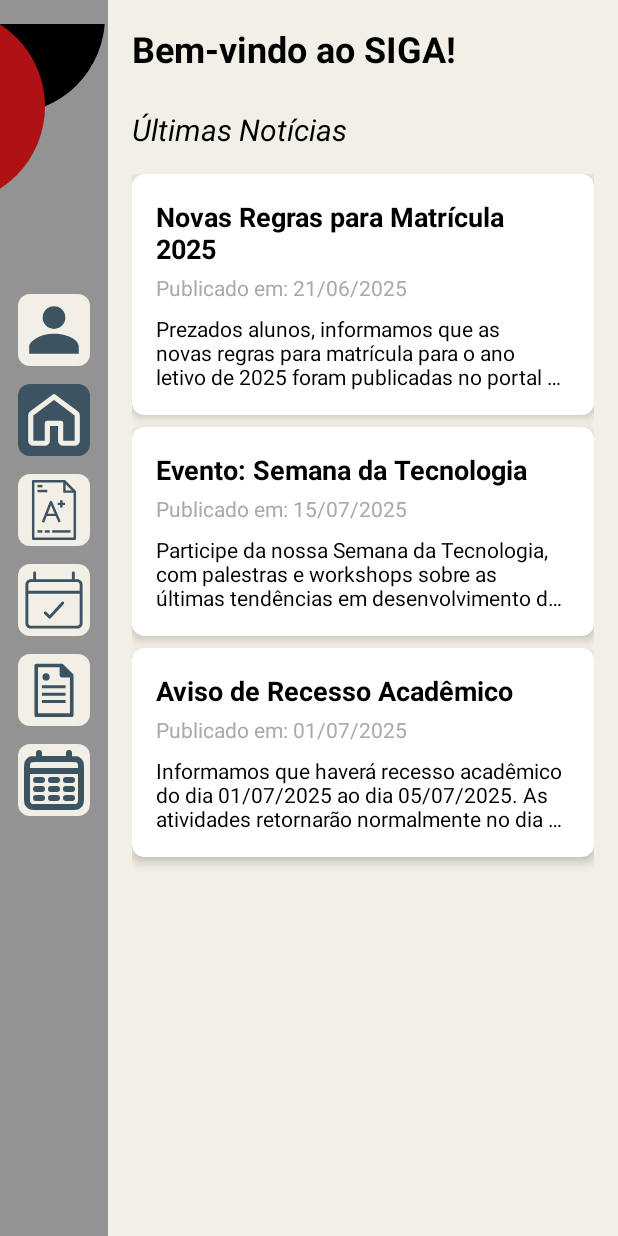
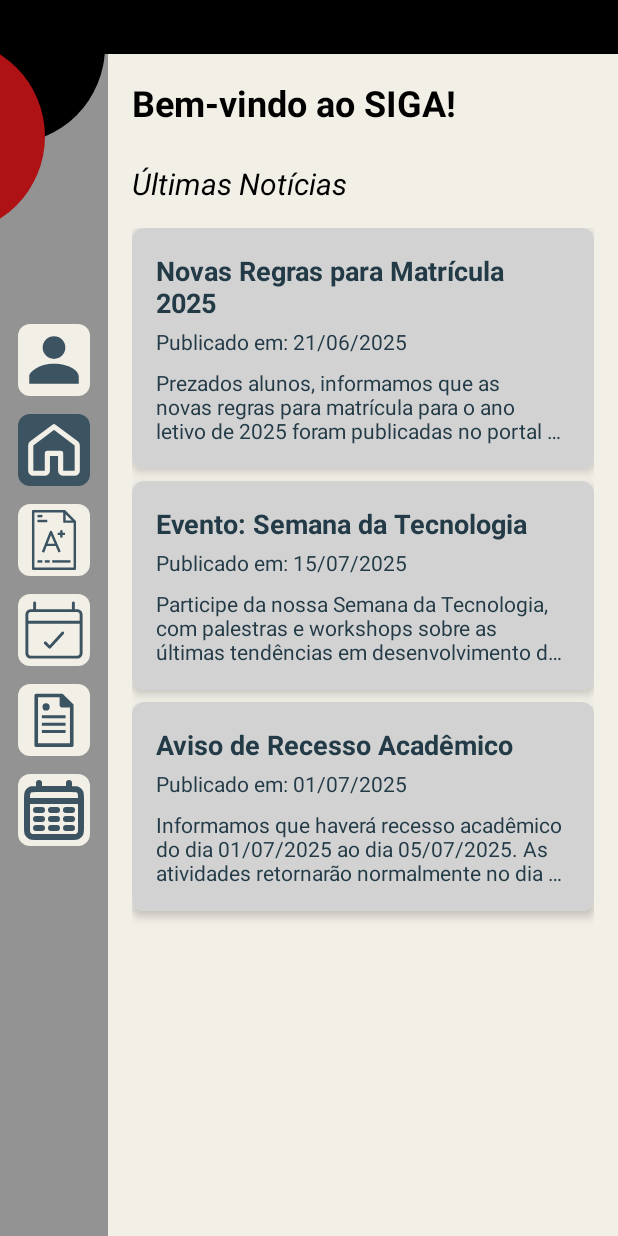
Before and after one commit to danielpr-lima/app-siga, an Android app: the MainActivity screen opened directly, with no data from a screen before it, on a phone screen of 412 x 824 dp. Run offline under Robolectric (Android 15) with nearby library versions, the phone set to English and light mode, and no system bars.

Commit message:
feat: Implementação das cores dos cards das recyclerviews

```diff
--- a/app/src/main/AndroidManifest.xml
+++ b/app/src/main/AndroidManifest.xml
@@ -12,14 +12,15 @@
         android:roundIcon="@mipmap/ic_launcher_round"
         android:supportsRtl="true"
         android:theme="@style/Theme.Orgs.NoActionBar"
-        android:usesCleartextTraffic="true"> <activity
+        android:usesCleartextTraffic="true">
+        <activity
             android:name=".LoginActivity"
             android:exported="true">
             <intent-filter>
                 <action android:name="android.intent.action.MAIN" />
                 <category android:name="android.intent.category.LAUNCHER" />
             </intent-filter>
-    </activity>
+    '   </activity>
 
         <activity android:name=".MainActivity" />
 
--- a/app/src/main/res/layout/activity_login.xml
+++ b/app/src/main/res/layout/activity_login.xml
@@ -4,6 +4,8 @@
     android:layout_width="match_parent"
     android:layout_height="match_parent"
     android:background="#F2EFE7">
+
+
 
     <!-- Círculo Preto -->
 
--- a/app/src/main/res/layout/activity_main.xml
+++ b/app/src/main/res/layout/activity_main.xml
@@ -6,19 +6,40 @@
     android:layout_width="match_parent"
     android:layout_height="match_parent">
 
+    <androidx.appcompat.widget.Toolbar
+        android:id="@+id/main_toolbar"
+        android:layout_width="0dp"
+        android:layout_height="36dp"
+        android:background="@color/black"
+        android:theme="@style/ThemeOverlay.AppCompat.Dark.ActionBar"
+        app:titleTextColor="?attr/colorOnPrimary"
+        app:layout_constraintTop_toTopOf="parent"
+        app:layout_constraintStart_toStartOf="parent"
+        app:layout_constraintEnd_toEndOf="parent"     />
+
     <LinearLayout
         android:id="@+id/menuLateral"
         android:layout_width="72dp"
-        android:layout_height="match_parent"
+        android:layout_height="0dp"
         android:orientation="vertical"
         android:background="@color/bg_menu"
-        android:paddingTop="16dp"
         app:layout_constraintStart_toStartOf="parent"
-        app:layout_constraintTop_toTopOf="parent"
+        app:layout_constraintTop_toBottomOf="@id/main_toolbar"
         app:layout_constraintBottom_toBottomOf="parent">
 
-        <View android:id="@+id/circleBlack" android:layout_width="130dp" android:layout_height="130dp" android:background="@drawable/circulo_preto" android:layout_marginTop="-70dp" android:layout_marginStart="-60dp" />
-        <View android:id="@+id/circleRed" android:layout_width="130dp" android:layout_height="130dp" android:background="@drawable/circulo_vermelho" android:layout_marginTop="-70dp" android:layout_marginStart="-100dp" />
+        <View android:id="@+id/circleBlack"
+            android:layout_width="130dp"
+            android:layout_height="130dp"
+            android:background="@drawable/circulo_preto"
+            android:layout_marginTop="-70dp"
+            android:layout_marginStart="-60dp" />
+
+        <View android:id="@+id/circleRed"
+            android:layout_width="130dp"
+            android:layout_height="130dp"
+            android:background="@drawable/circulo_vermelho"
+            android:layout_marginTop="-70dp"
+            android:layout_marginStart="-100dp" />
 
 
         <ImageView
@@ -80,9 +101,9 @@
     <FrameLayout
         android:id="@+id/fragmentContainer"
         android:layout_width="0dp"
-        android:layout_height="match_parent"
+        android:layout_height="0dp"
+        app:layout_constraintTop_toBottomOf="@id/main_toolbar"
         app:layout_constraintStart_toEndOf="@id/menuLateral"
-        app:layout_constraintTop_toTopOf="parent"
         app:layout_constraintEnd_toEndOf="parent"
         app:layout_constraintBottom_toBottomOf="parent" />
 </androidx.constraintlayout.widget.ConstraintLayout>
--- a/app/src/main/res/layout/fragment_faltas.xml
+++ b/app/src/main/res/layout/fragment_faltas.xml
@@ -4,8 +4,9 @@
     xmlns:tools="http://schemas.android.com/tools"
     android:layout_width="match_parent"
     android:layout_height="match_parent"
-    tools:context=".fragments.FaltasFragment"
-    android:background="@color/bg_fregment">
+    tools:context=".fragments.UserFragment"
+    android:background="@color/bg_fregment"
+    >
 
     <TextView
         android:id="@+id/faltas_titulo"
--- a/app/src/main/res/layout/item_noticia.xml
+++ b/app/src/main/res/layout/item_noticia.xml
@@ -11,7 +11,8 @@
     <androidx.constraintlayout.widget.ConstraintLayout
         android:layout_width="match_parent"
         android:layout_height="wrap_content"
-        android:padding="16dp">
+        android:padding="16dp"
+        android:background="@color/bg_card">
 
         <TextView
             android:id="@+id/item_noticia_titulo"
@@ -19,7 +20,7 @@
             android:layout_height="wrap_content"
             android:textStyle="bold"
             android:textSize="18sp"
-            android:textColor="@color/black"
+            android:textColor="@color/text_card"
             app:layout_constraintTop_toTopOf="parent"
             app:layout_constraintStart_toStartOf="parent"
             app:layout_constraintEnd_toEndOf="parent"
@@ -31,7 +32,7 @@
             android:layout_height="wrap_content"
             android:textSize="14sp"
             android:layout_marginTop="4dp"
-            android:textColor="@android:color/darker_gray"
+            android:textColor="@color/text_card"
             app:layout_constraintTop_toBottomOf="@id/item_noticia_titulo"
             app:layout_constraintStart_toStartOf="parent"
             app:layout_constraintEnd_toEndOf="parent"
@@ -43,7 +44,7 @@
             android:layout_height="wrap_content"
             android:textSize="14sp"
             android:layout_marginTop="8dp"
-            android:textColor="@color/black"
+            android:textColor="@color/text_card"
             app:layout_constraintTop_toBottomOf="@id/item_noticia_data"
             app:layout_constraintStart_toStartOf="parent"
             app:layout_constraintEnd_toEndOf="parent"
--- a/app/src/main/res/values/colors.xml
+++ b/app/src/main/res/values/colors.xml
@@ -14,10 +14,13 @@
     <color name="accent_orange">#FFFF9800</color>
     <color name="fatec_blue">#3C5361</color>
     <color name="bg_fregment">#F2EFE7</color>
+    <color name="bg_card">#d2d2d2</color>
     <color name="bg_menu">#939393 </color>
     <color name="menu_button_default_background">#F2EFE7</color>
     <color name="menu_button_selected_background">#3C5361</color>
     <color name="menu_icon_default">#3C5361</color>
     <color name="menu_icon_selected">#F2EFE7</color>
+    <color name="text_card">#233a47</color>
+
 
 </resources>
```
Also changed, not shown: app/src/main/res/layout/item_materia_falta.xml (+4 -3 lines), app/src/main/res/layout/item_materia_nota.xml (+9 -8 lines). Lines whose indentation alone changed are shown as unchanged.
